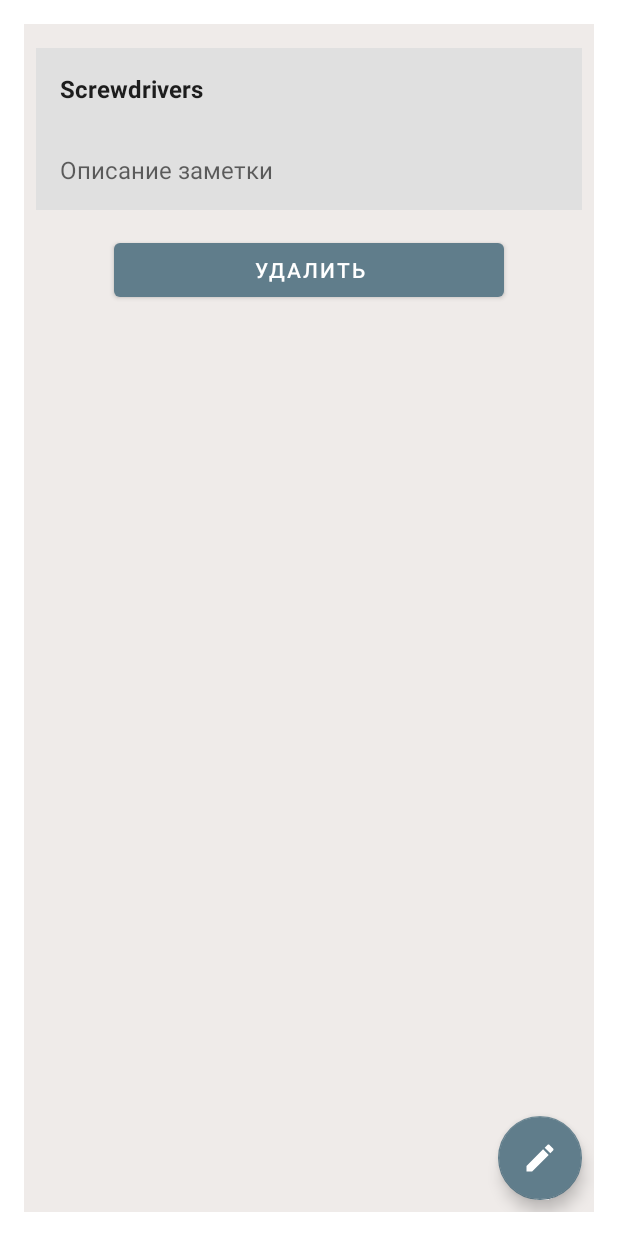
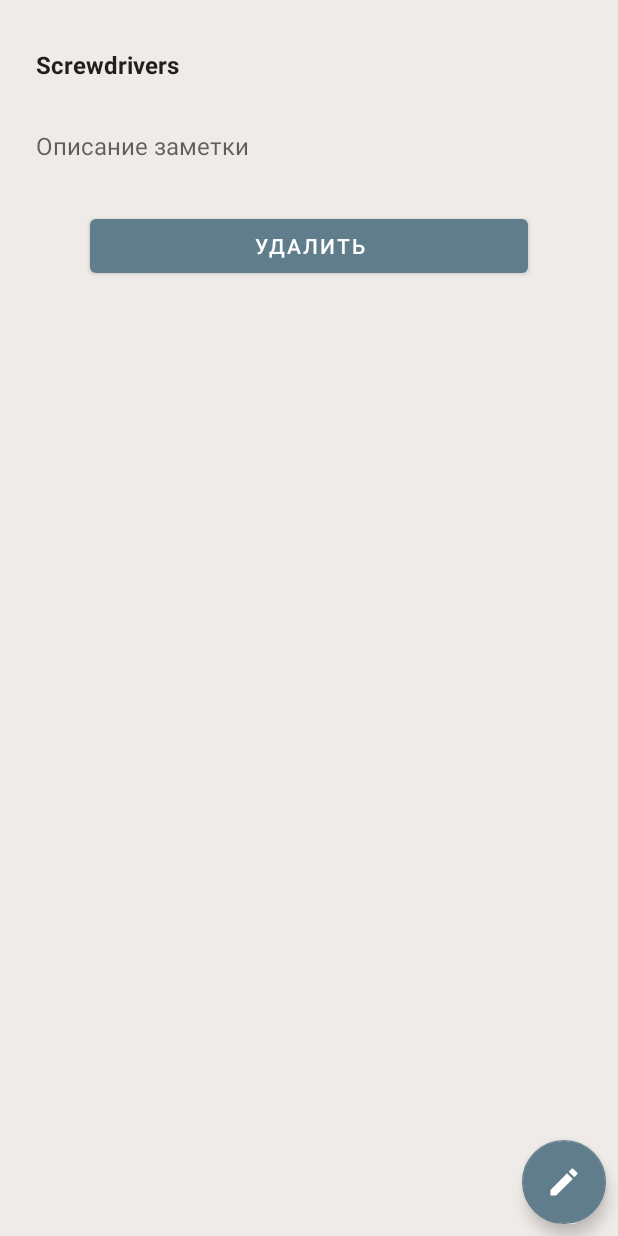
Before and after one commit to Tati1909/NotesApp, an Android app: the layout fragment_detail_item.xml on its own in the app's theme, with its tools: preview values and no code run, on a phone screen of 412 x 824 dp. Run offline under Robolectric (Android 15) with nearby library versions, the phone set to English and light mode, and no system bars.

Commit message:
Некоторые доработки

```diff
--- a/app/src/main/res/layout/fragment_detail_item.xml
+++ b/app/src/main/res/layout/fragment_detail_item.xml
@@ -5,7 +5,6 @@
     android:layout_height="match_parent"
     xmlns:tools="http://schemas.android.com/tools"
     android:background="@color/brown_50"
-    android:layout_margin="@dimen/margin"
     tools:context=".view.DetailNoteFragment">
 
     <TextView
@@ -15,7 +14,6 @@
         android:layout_marginStart="@dimen/margin_between_elements"
         android:layout_marginTop="@dimen/padding_default"
         android:layout_marginEnd="@dimen/margin_between_elements"
-        android:background="@color/grey_300"
         android:textStyle="bold"
         android:padding="@dimen/padding_default"
         app:layout_constraintBottom_toTopOf="@+id/note_description"
@@ -31,7 +29,6 @@
         android:layout_width="match_parent"
         android:padding="@dimen/padding_default"
         android:layout_marginEnd="@dimen/margin_between_elements"
-        android:background="@color/grey_300"
         android:hint="@string/note_description"
         app:layout_constraintEnd_toEndOf="parent"
         app:layout_constraintStart_toStartOf="parent"
```
